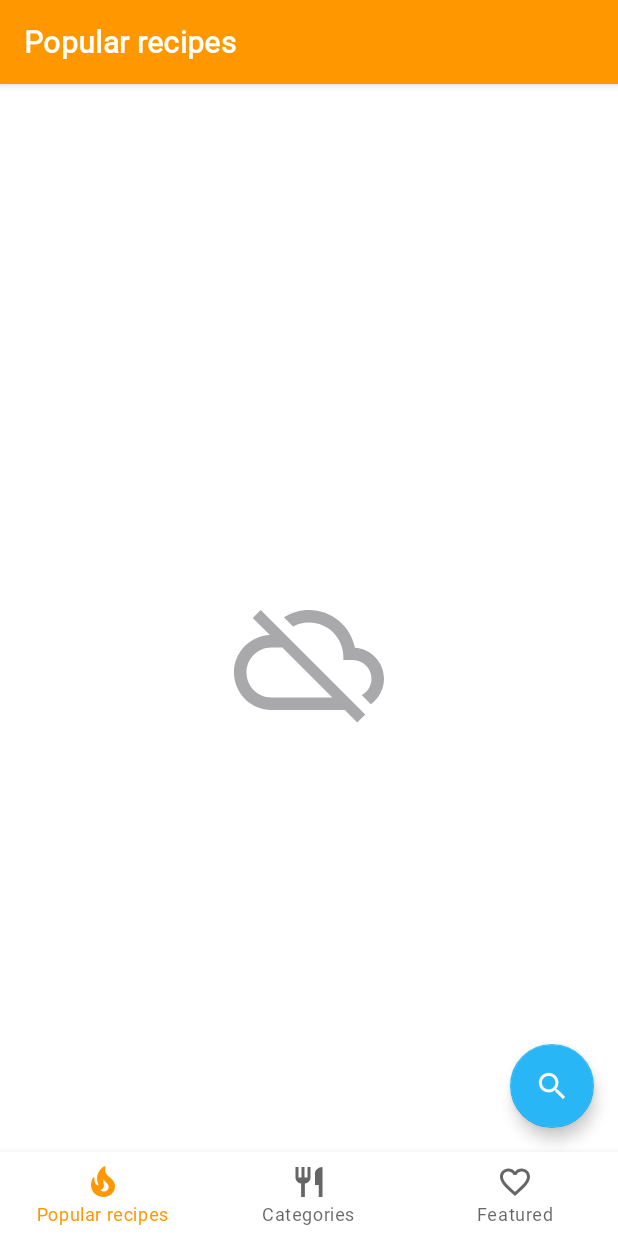
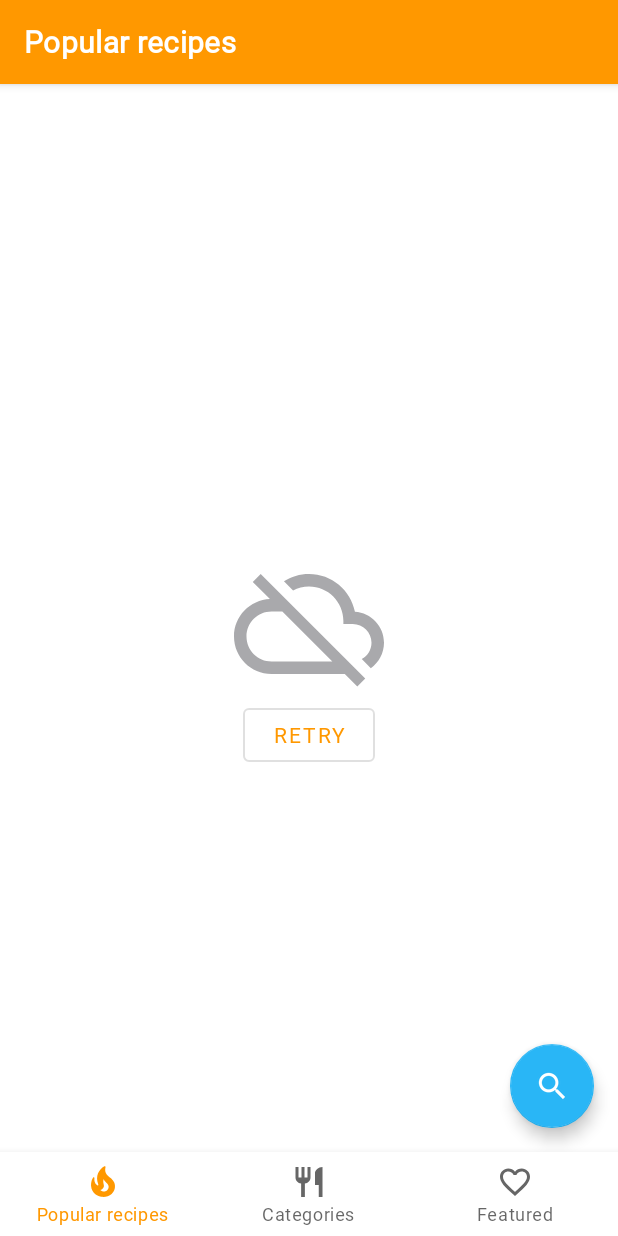
Before and after one commit to MegaR1CK/cookbook, an Android app: the screen it shows after launch (HomeActivity), on a phone screen of 412 x 824 dp. Run offline under Robolectric (Android 15) with nearby library versions, the phone set to English and light mode, and no system bars; our stand-ins replace Room's generated code, data binding, navigation-ui; libraries missing offline, so code that uses them is left out: com.jakewharton.retrofit2; pictures from the network do not load; Roboto replaces fonts that are not available here; 6 statements that could not run were skipped.

Commit message:
Add error reactions. List completed

```diff
--- a/app/src/main/java/com/hfad/cookbook/di/Modules.kt
+++ b/app/src/main/java/com/hfad/cookbook/di/Modules.kt
@@ -2,7 +2,6 @@ package com.hfad.cookbook.di
 
 import com.hfad.cookbook.data.database.RecipesDatabase
 import com.hfad.cookbook.repository.RecipeCardsRepository
-import com.hfad.cookbook.ui.main_screen.RecipeCardsAdapter
 import com.hfad.cookbook.ui.main_screen.popular.PopularViewModel
 import com.hfad.cookbook.ui.splash_screen.SplashViewModel
 import org.koin.android.ext.koin.androidContext
--- a/app/src/main/java/com/hfad/cookbook/repository/RecipeCardsRepository.kt
+++ b/app/src/main/java/com/hfad/cookbook/repository/RecipeCardsRepository.kt
@@ -22,6 +22,12 @@ class RecipeCardsRepository(private val database: RecipesDatabase) {
     val status: LiveData<RecipeApiStatus>
         get() = _status
 
+    private fun setErrorStatus(message: String?): RecipeApiStatus {
+        val status = RecipeApiStatus.ERROR
+        status.message = message
+        return status
+    }
+
     suspend fun loadRecipeCards() {
         try {
             _status.value = RecipeApiStatus.LOADING_FIRST
@@ -32,7 +38,7 @@ class RecipeCardsRepository(private val database: RecipesDatabase) {
             _status.value = RecipeApiStatus.DONE
         }
         catch (e: Exception) {
-            _status.value = RecipeApiStatus.ERROR
+            _status.value = setErrorStatus(e.message)
             _recipeCards.value = listOf()
         }
     }
@@ -44,7 +50,7 @@ class RecipeCardsRepository(private val database: RecipesDatabase) {
             _status.value = RecipeApiStatus.DONE
         }
         catch (e: Exception) {
-            _status.value = RecipeApiStatus.ERROR
+            _status.value = setErrorStatus(e.message)
         }
     }
 
@@ -53,5 +59,5 @@ class RecipeCardsRepository(private val database: RecipesDatabase) {
         database.cachedRecipeCardsDao.insertRecipeCards(*result)
     }
 
-    enum class RecipeApiStatus { LOADING_FIRST, LOADING_MORE, DONE, ERROR}
+    enum class RecipeApiStatus(var message: String? = null) { LOADING_FIRST, LOADING_MORE, DONE, ERROR }
 }
--- a/app/src/main/java/com/hfad/cookbook/ui/BindingAdapters.kt
+++ b/app/src/main/java/com/hfad/cookbook/ui/BindingAdapters.kt
@@ -7,7 +7,7 @@ import androidx.recyclerview.widget.RecyclerView
 import com.bumptech.glide.Glide
 import com.hfad.cookbook.R
 import com.hfad.cookbook.data.domain.RecipeCard
-import com.hfad.cookbook.ui.main_screen.RecipeCardsAdapter
+import com.hfad.cookbook.ui.main_screen.recipe_list.RecipeCardsAdapter
 
 @BindingAdapter("imageUrl")
 fun bindImage(imgView: ImageView, imgUrl: String?) {
--- a/app/src/main/java/com/hfad/cookbook/ui/main_screen/popular/PopularFragment.kt
+++ b/app/src/main/java/com/hfad/cookbook/ui/main_screen/popular/PopularFragment.kt
@@ -7,8 +7,11 @@ import android.view.ViewGroup
 import androidx.fragment.app.Fragment
 import androidx.recyclerview.widget.GridLayoutManager
 import androidx.recyclerview.widget.RecyclerView
+import com.google.android.material.snackbar.Snackbar
+import com.hfad.cookbook.R
 import com.hfad.cookbook.databinding.FragmentPopularBinding
-import com.hfad.cookbook.ui.main_screen.RecipeCardsAdapter
+import com.hfad.cookbook.repository.RecipeCardsRepository
+import com.hfad.cookbook.ui.main_screen.recipe_list.RecipeCardsAdapter
 import org.koin.android.ext.android.inject
 
 class PopularFragment : Fragment() {
@@ -27,7 +30,26 @@ class PopularFragment : Fragment() {
         val binding = FragmentPopularBinding.inflate(inflater)
         binding.lifecycleOwner = this
         binding.viewModel = viewModel
+        setupList(binding)
 
+        viewModel.status.observe(viewLifecycleOwner) {
+            if (it == RecipeCardsRepository.RecipeApiStatus.ERROR) {
+                Snackbar.make(
+                    activity?.findViewById(android.R.id.content) as View,
+                    it.message ?: getString(R.string.unknown_error),
+                    Snackbar.LENGTH_LONG
+                ).show()
+            }
+        }
+        return binding.root
+    }
+
+    override fun onDestroyView() {
+        super.onDestroyView()
+        adapter.setLifecycleDestroyed()
+    }
+
+    private fun setupList(binding: FragmentPopularBinding) {
         adapter = RecipeCardsAdapter(RecipeCardsAdapter.FooterButtonClickListener {
             viewModel.loadMoreRecipeCards()
         }, viewModel.status)
@@ -47,11 +69,5 @@ class PopularFragment : Fragment() {
                 else -> 1
             }
         }
-        return binding.root
-    }
-
-    override fun onDestroyView() {
-        super.onDestroyView()
-        adapter.setLifecycleDestroyed()
     }
 }
--- a/app/src/main/java/com/hfad/cookbook/ui/main_screen/popular/PopularViewModel.kt
+++ b/app/src/main/java/com/hfad/cookbook/ui/main_screen/popular/PopularViewModel.kt
@@ -15,12 +15,14 @@ class PopularViewModel : ViewModel(), KoinComponent {
     val status = repository.status
 
     init {
-        viewModelScope.launch {
-            repository.loadRecipeCards()
-        }
+        loadRecipeCards()
     }
 
     fun loadMoreRecipeCards() = viewModelScope.launch {
        repository.loadMoreRecipeCards()
     }
+
+    fun loadRecipeCards() = viewModelScope.launch {
+        repository.loadRecipeCards()
+    }
 }
--- a/app/src/main/java/com/hfad/cookbook/ui/main_screen/DataItem.kt
+++ b/app/src/main/java/com/hfad/cookbook/ui/main_screen/recipe_list/DataItem.kt
@@ -1,4 +1,4 @@
-package com.hfad.cookbook.ui.main_screen
+package com.hfad.cookbook.ui.main_screen.recipe_list
 
 import com.hfad.cookbook.data.domain.RecipeCard
 
--- a/app/src/main/res/layout/fragment_popular.xml
+++ b/app/src/main/res/layout/fragment_popular.xml
@@ -36,12 +36,27 @@
             android:layout_gravity="center"
             android:visibility="@{viewModel.status == RecipeApiStatus.LOADING_FIRST ? View.VISIBLE : View.GONE}"/>
 
-        <ImageView
+        <LinearLayout
             android:layout_width="wrap_content"
             android:layout_height="wrap_content"
-            android:src="@drawable/ic_connection_error"
+            android:orientation="vertical"
             android:layout_gravity="center"
-            android:visibility="@{viewModel.status == RecipeApiStatus.ERROR &amp;&amp; viewModel.recipeCards.empty ? View.VISIBLE : View.GONE}" />
+            android:visibility="@{viewModel.status == RecipeApiStatus.ERROR &amp;&amp; viewModel.recipeCards.empty ? View.VISIBLE : View.GONE}">
+
+            <ImageView
+                android:layout_width="wrap_content"
+                android:layout_height="wrap_content"
+                android:src="@drawable/ic_connection_error"
+                android:layout_gravity="center" />
+
+            <Button
+                android:layout_width="wrap_content"
+                android:layout_height="wrap_content"
+                android:layout_gravity="center_horizontal"
+                android:text="@string/load_retry"
+                android:onClick="@{() -> viewModel.loadRecipeCards()}"
+                style="@style/Widget.MaterialComponents.Button.OutlinedButton" />
+        </LinearLayout>
 
     </FrameLayout>
 </layout>
--- a/app/src/main/res/values/strings.xml
+++ b/app/src/main/res/values/strings.xml
@@ -5,4 +5,6 @@
     <string name="menu_featured">Featured</string>
 
     <string name="load_more">More</string>
+    <string name="load_retry">Retry</string>
+    <string name="unknown_error">Some error occurred!</string>
 </resources>
```
Also changed, not shown: app/src/main/java/com/hfad/cookbook/ui/main_screen/recipe_list/FooterViewHolder.kt (added, +62 -0 lines), app/src/main/java/com/hfad/cookbook/ui/main_screen/recipe_list/RecipeCardViewHolder.kt (added, +24 -0 lines), app/src/main/java/com/hfad/cookbook/ui/main_screen/recipe_list/RecipeCardsAdapter.kt (renamed from app/src/main/java/com/hfad/cookbook/ui/main_screen/RecipeCardsAdapter.kt, +1 -76 lines), app/src/main/res/layout/recipe_list_footer.xml (+5 -6 lines).
